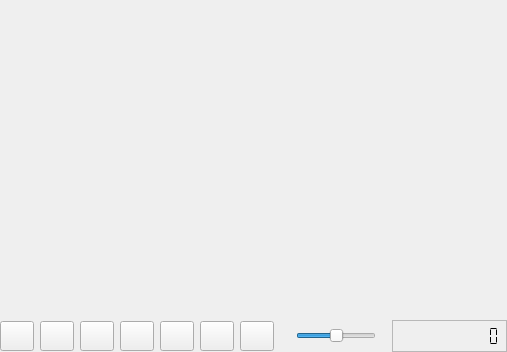
luyikei/VLMC, file src/Gui/preview/ui/PreviewWidget.ui: the form before one commit.
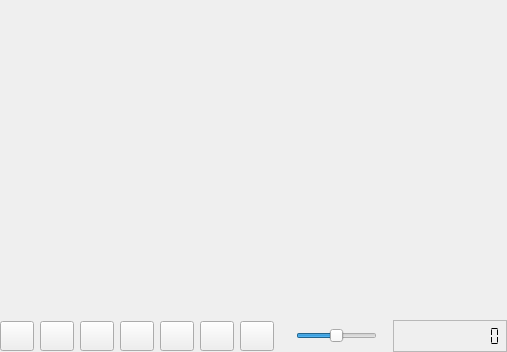
The form after the commit. Icons and pictures are not drawn. Custom widgets are drawn as their Qt base class.

Commit message: PreviewWidget.ui: Horizontal stretch changed, which fixes the more than required expansion of the volume slider.

Patch:
```diff
--- a/src/Gui/preview/ui/PreviewWidget.ui
+++ b/src/Gui/preview/ui/PreviewWidget.ui
@@ -317,7 +317,7 @@
       <widget class="QSlider" name="volumeSlider">
        <property name="sizePolicy">
         <sizepolicy hsizetype="Expanding" vsizetype="Fixed">
-         <horstretch>1</horstretch>
+         <horstretch>0</horstretch>
          <verstretch>0</verstretch>
         </sizepolicy>
        </property>
```
